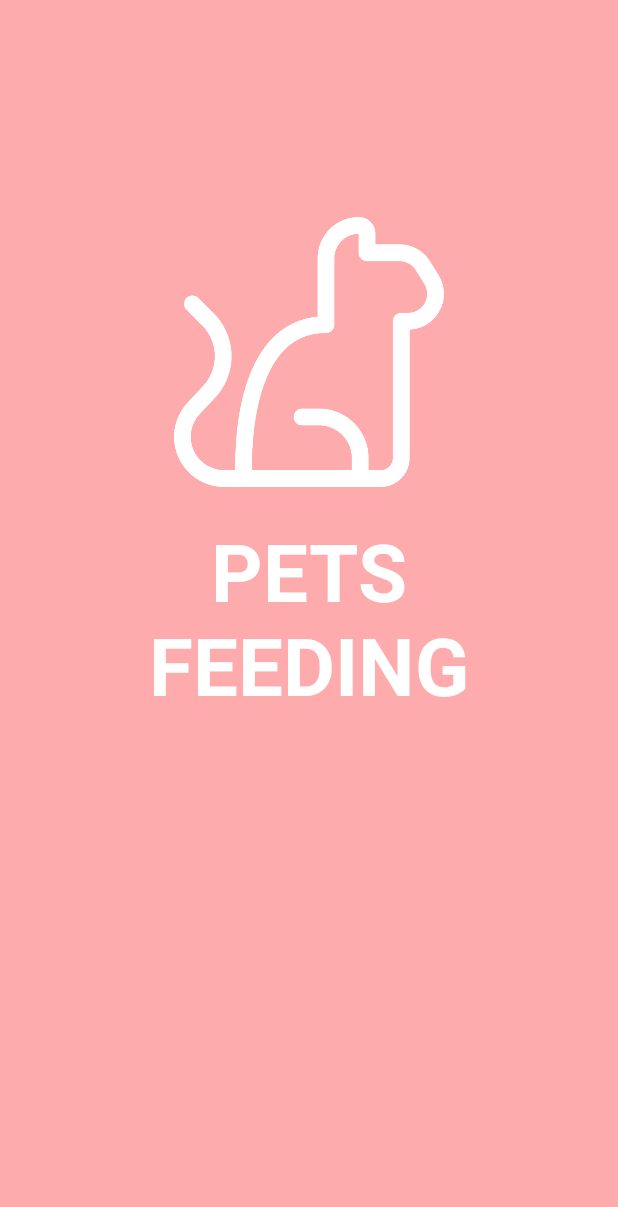
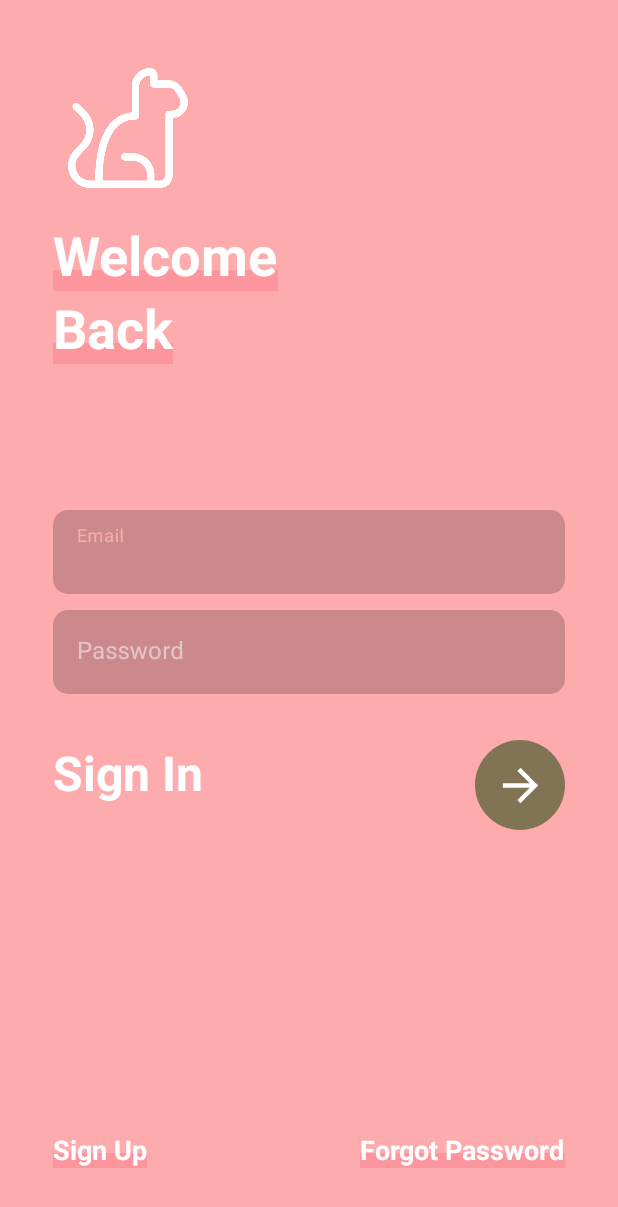
Before and after one commit to mengleang-ngoun/pet_feeding, an Android app: the screen it shows after launch (StartActivity before the commit, AuthenticationActivity after it), on a phone screen of 412 x 824 dp. Shown: the top 1207 px of the screen. Run offline under Robolectric (Android 15) with nearby library versions, the phone set to English and light mode, and no system bars.

Commit message:
xml sign in and sign up

```diff
--- a/app/build.gradle
+++ b/app/build.gradle
@@ -44,6 +44,7 @@ dependencies {
     implementation 'androidx.lifecycle:lifecycle-viewmodel-ktx:2.3.1'
     implementation 'androidx.navigation:navigation-fragment-ktx:2.3.5'
     implementation 'androidx.navigation:navigation-ui-ktx:2.3.5'
+    implementation 'androidx.fragment:fragment-ktx:1.3.6'
     testImplementation 'junit:junit:4.+'
     androidTestImplementation 'androidx.test.ext:junit:1.1.3'
     androidTestImplementation 'androidx.test.espresso:espresso-core:3.4.0'
--- /dev/null
+++ b/app/src/main/java/com/example/pet_feeding/AuthenticationActivity.kt
@@ -0,0 +1,23 @@
+package com.example.pet_feeding
+
+import android.os.Bundle
+import androidx.appcompat.app.AppCompatActivity
+import androidx.fragment.app.Fragment
+import com.example.pet_feeding.ui.auth.SignInFragment
+import com.example.pet_feeding.ui.auth.SignUpFragment
+
+class AuthenticationActivity: AppCompatActivity() {
+    override fun onCreate(savedInstanceState: Bundle?) {
+        super.onCreate(savedInstanceState)
+        showFragment(SignUpFragment())
+        showFragment(SignInFragment())
+        setContentView(R.layout.activity_authentication)
+    }
+    private fun showFragment(fragment: Fragment){
+       supportFragmentManager.beginTransaction().apply {
+           replace(R.id.authentication_fragment_container_view,fragment)
+           addToBackStack(null)
+           commit()
+       }
+    }
+}
--- /dev/null
+++ b/app/src/main/java/com/example/pet_feeding/ui/auth/SignInFragment.kt
@@ -0,0 +1,18 @@
+package com.example.pet_feeding.ui.auth
+
+import android.os.Bundle
+import android.view.LayoutInflater
+import android.view.View
+import android.view.ViewGroup
+import androidx.fragment.app.Fragment
+import com.example.pet_feeding.R
+
+class SignInFragment: Fragment() {
+    override fun onCreateView(
+        inflater: LayoutInflater,
+        container: ViewGroup?,
+        savedInstanceState: Bundle?
+    ): View? {
+        return inflater.inflate(R.layout.fragment_sign_in,container,false)
+    }
+}
--- /dev/null
+++ b/app/src/main/java/com/example/pet_feeding/ui/auth/SignUpFragment.kt
@@ -0,0 +1,18 @@
+package com.example.pet_feeding.ui.auth
+
+import android.os.Bundle
+import android.view.LayoutInflater
+import android.view.View
+import android.view.ViewGroup
+import androidx.fragment.app.Fragment
+import com.example.pet_feeding.R
+
+class SignUpFragment: Fragment() {
+    override fun onCreateView(
+        inflater: LayoutInflater,
+        container: ViewGroup?,
+        savedInstanceState: Bundle?
+    ): View? {
+        return inflater.inflate(R.layout.fragment_sign_up,container,false)
+    }
+}
--- /dev/null
+++ b/app/src/main/res/drawable/circle_button.xml
@@ -0,0 +1,11 @@
+<?xml version="1.0" encoding="utf-8"?>
+<selector xmlns:android="http://schemas.android.com/apk/res/android">
+    <item>
+        <shape android:shape="rectangle" >
+            <size android:height="60dp" />
+            <size android:width="60dp"/>
+            <solid android:color="@color/button_brown" />
+            <corners android:radius="30dp" />
+        </shape>
+    </item>
+</selector>
--- /dev/null
+++ b/app/src/main/res/drawable/half_background.xml
@@ -0,0 +1,10 @@
+<?xml version="1.0" encoding="utf-8"?>
+<layer-list xmlns:android="http://schemas.android.com/apk/res/android">
+    <item android:top="35dp">
+        <shape android:shape="rectangle" >
+            <size android:width="10dp" />
+            <size android:height="5dp" />
+            <solid android:color="@color/pink_500" />
+        </shape>
+    </item>
+</layer-list>
--- /dev/null
+++ b/app/src/main/res/drawable/half_background_sm.xml
@@ -0,0 +1,10 @@
+<?xml version="1.0" encoding="utf-8"?>
+<layer-list xmlns:android="http://schemas.android.com/apk/res/android">
+    <item android:top="15dp">
+        <shape android:shape="rectangle" >
+            <size android:width="10dp" />
+            <size android:height="2dp" />
+            <solid android:color="@color/pink_500" />
+        </shape>
+    </item>
+</layer-list>
--- /dev/null
+++ b/app/src/main/res/drawable/ic_baseline_arrow_forward_24.xml
@@ -0,0 +1,5 @@
+<vector android:height="35dp" android:tint="#FFFFFF"
+    android:viewportHeight="24" android:viewportWidth="24"
+    android:width="35dp" xmlns:android="http://schemas.android.com/apk/res/android">
+    <path android:fillColor="@android:color/white" android:pathData="M12,4l-1.41,1.41L16.17,11H4v2h12.17l-5.58,5.59L12,20l8,-8z"/>
+</vector>
--- /dev/null
+++ b/app/src/main/res/drawable/round_corner_toggle.xml
@@ -0,0 +1,10 @@
+<?xml version="1.0" encoding="utf-8"?>
+<layer-list xmlns:android="http://schemas.android.com/apk/res/android" >
+    <item>
+        <shape android:shape="rectangle" >
+            <size android:height="20dp" />
+            <solid android:color="@color/secondary_darkPink" />
+            <corners android:radius="10dp" />
+        </shape>
+    </item>
+</layer-list>
--- a/app/src/main/res/layout/activity_authentication.xml
+++ b/app/src/main/res/layout/activity_authentication.xml
@@ -1,6 +1,11 @@
 <?xml version="1.0" encoding="utf-8"?>
-<androidx.constraintlayout.widget.ConstraintLayout xmlns:android="http://schemas.android.com/apk/res/android"
+<LinearLayout xmlns:android="http://schemas.android.com/apk/res/android"
     android:layout_width="match_parent"
-    android:layout_height="match_parent">
-
-</androidx.constraintlayout.widget.ConstraintLayout>
+    android:layout_height="match_parent"
+    android:orientation="vertical">
+    <androidx.fragment.app.FragmentContainerView
+        android:id="@+id/authentication_fragment_container_view"
+        android:layout_width="match_parent"
+        android:layout_height="match_parent"
+        android:orientation="vertical"/>
+</LinearLayout>
--- /dev/null
+++ b/app/src/main/res/layout/fragment_sign_in.xml
@@ -0,0 +1,145 @@
+<?xml version="1.0" encoding="utf-8"?>
+<RelativeLayout xmlns:android="http://schemas.android.com/apk/res/android"
+    android:layout_width="match_parent"
+    android:layout_height="match_parent"
+    xmlns:app="http://schemas.android.com/apk/res-auto"
+    android:background="@color/Primary_pink"
+    android:orientation="vertical"
+    android:paddingHorizontal="35dp"
+    android:paddingVertical="45dp">
+
+    <ImageView
+        android:id="@+id/start_logo"
+        android:layout_width="100dp"
+        android:layout_height="100dp"
+        android:paddingBottom="20dp"
+        android:src="@drawable/mainlogo" />
+
+    <TextView
+        android:id="@+id/sign_in_title_1"
+        android:layout_width="wrap_content"
+        android:layout_height="wrap_content"
+        android:layout_below="@id/start_logo"
+        android:text="Welcome"
+        android:textColor="@color/white"
+        android:textSize="36dp"
+        android:textStyle="bold"
+        android:background="@drawable/half_background"/>
+    <TextView
+        android:id="@+id/sign_in_title_2"
+        android:layout_width="wrap_content"
+        android:layout_height="wrap_content"
+        android:layout_below="@id/sign_in_title_1"
+        android:text="Back"
+        android:textColor="@color/white"
+        android:textSize="36dp"
+        android:textStyle="bold"
+        android:background="@drawable/half_background"/>
+
+    <LinearLayout
+        android:id="@+id/sign_in_form"
+        android:layout_width="match_parent"
+        android:layout_height="wrap_content"
+        android:layout_below="@id/sign_in_title_2"
+        android:paddingTop="55dp"
+        android:paddingVertical="25dp"
+        android:orientation="vertical">
+        <com.google.android.material.textfield.TextInputLayout
+            android:layout_width="match_parent"
+            android:layout_height="wrap_content"
+            android:hint="@string/sign_up_email"
+            android:textColorHint="@color/white_50p"
+            android:paddingVertical="5dp"
+            app:boxStrokeWidth="0dp"
+            app:boxStrokeWidthFocused="0dp"
+            android:visibility="invisible"
+            >
+            <com.google.android.material.textfield.TextInputEditText
+                android:layout_width="match_parent"
+                android:layout_height="wrap_content"
+                android:background="@drawable/round_corner_toggle"
+                android:textColor="@color/white"
+                android:maxLength="16"/>
+        </com.google.android.material.textfield.TextInputLayout>
+        <com.google.android.material.textfield.TextInputLayout
+            android:id="@+id/sign_in_email"
+            android:layout_width="match_parent"
+            android:layout_height="wrap_content"
+            android:hint="@string/sign_up_email"
+            android:textColorHint="@color/white_50p"
+            android:paddingVertical="5dp"
+            app:boxStrokeWidth="0dp"
+            app:boxStrokeWidthFocused="0dp"
+            >
+            <com.google.android.material.textfield.TextInputEditText
+                android:layout_width="match_parent"
+                android:layout_height="wrap_content"
+                android:background="@drawable/round_corner_toggle"
+                android:textColor="@color/white"
+                android:maxLength="16"/>
+        </com.google.android.material.textfield.TextInputLayout>
+        <com.google.android.material.textfield.TextInputLayout
+            android:id="@+id/sign_in_password"
+            android:layout_width="match_parent"
+            android:layout_height="wrap_content"
+            android:hint="@string/sign_up_password"
+            android:textColorHint="@color/white_50p"
+            android:paddingVertical="5dp"
+            app:boxStrokeWidth="0dp"
+            app:boxStrokeWidthFocused="0dp"
+            >
+            <com.google.android.material.textfield.TextInputEditText
+                android:layout_width="match_parent"
+                android:layout_height="wrap_content"
+                android:background="@drawable/round_corner_toggle"
+                android:textColor="@color/white"
+                android:maxLength="16"/>
+        </com.google.android.material.textfield.TextInputLayout>
+    </LinearLayout>
+
+
+    <RelativeLayout
+        android:id="@+id/sign_in_button"
+        android:layout_width="match_parent"
+        android:layout_height="wrap_content"
+        android:layout_below="@id/sign_in_form">
+
+        <TextView
+            android:layout_width="wrap_content"
+            android:layout_height="wrap_content"
+            android:text="Sign In"
+            android:textColor="@color/white"
+            android:textSize="32dp"
+            android:textStyle="bold" />
+        <ImageButton
+            android:layout_width="wrap_content"
+            android:layout_height="wrap_content"
+            android:layout_alignParentRight="true"
+            android:background="@drawable/circle_button"
+            android:src="@drawable/ic_baseline_arrow_forward_24" />
+    </RelativeLayout>
+    <RelativeLayout
+        android:layout_width="match_parent"
+        android:layout_height="wrap_content"
+        android:layout_alignParentBottom="true">
+        <TextView
+            android:layout_width="wrap_content"
+            android:layout_height="wrap_content"
+            android:text="Sign Up"
+            android:textColor="@color/white"
+            android:textSize="18dp"
+            android:textStyle="bold"
+            android:layout_alignParentBottom="true"
+            android:background="@drawable/half_background_sm"/>
+        <TextView
+            android:layout_width="wrap_content"
+            android:layout_height="wrap_content"
+            android:text="Forgot Password"
+            android:layout_alignParentRight="true"
+            android:layout_alignParentBottom="true"
+            android:textColor="@color/white"
+            android:textSize="18dp"
+            android:textStyle="bold"
+            android:background="@drawable/half_background_sm"/>
+    </RelativeLayout>
+</RelativeLayout>
--- a/app/src/main/res/values-night/themes.xml
+++ b/app/src/main/res/values-night/themes.xml
@@ -2,12 +2,12 @@
     <!-- Base application theme. -->
     <style name="Theme.Pet_feeding" parent="Theme.MaterialComponents.DayNight.NoActionBar">
         <!-- Primary brand color. -->
-        <item name="colorPrimary">@color/purple_200</item>
-        <item name="colorPrimaryVariant">@color/purple_700</item>
-        <item name="colorOnPrimary">@color/black</item>
+        <item name="colorPrimary">@color/Primary_pink</item>
+        <item name="colorPrimaryVariant">@color/secondary_darkPink</item>
+        <item name="colorOnPrimary">@color/white</item>
         <!-- Secondary brand color. -->
         <item name="colorSecondary">@color/teal_200</item>
-        <item name="colorSecondaryVariant">@color/teal_200</item>
+        <item name="colorSecondaryVariant">@color/teal_700</item>
         <item name="colorOnSecondary">@color/black</item>
         <!-- Status bar color. -->
         <item name="android:statusBarColor" tools:targetApi="l">?attr/colorPrimaryVariant</item>
--- a/app/src/main/res/values/colors.xml
+++ b/app/src/main/res/values/colors.xml
@@ -9,9 +9,11 @@
 
 <!--color for pet feeding app-->
     <color name="white">#FFFFFFFF</color>
+    <color name="white_50p">#80FFFFFF</color>
+    <color name="white_100p">#00FFFFFF</color>
     <color name="Primary_pink">#FEABAE</color>
+    <color name="pink_500">#FD969C</color>
     <color name="secondary_darkPink">#CB898B</color>
     <color name="button_brown">#817455</color>
     <color name="bottom_title_color">#FD969C</color>
-
 </resources>
--- a/app/src/main/res/values/strings.xml
+++ b/app/src/main/res/values/strings.xml
@@ -6,5 +6,8 @@
 
 <!--    string for pet feeding app-->
     <string name="Title_app">Pets feeding</string>
-
+    <string name="sign_up_username">Username</string>
+    <string name="sign_up_email">Email</string>
+    <string name="sign_up_password">Password</string>
+    <string name="sign_up_con_password">Confirm Password</string>
 </resources>
```
Also changed, not shown: app/src/main/AndroidManifest.xml (+3 -11 lines), app/src/main/res/layout/fragment_sign_up.xml (added, +151 -0 lines).
